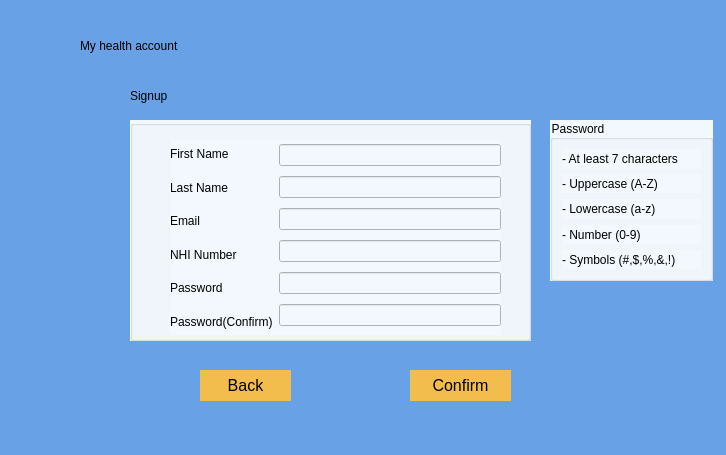
This is signup.ui in Darijan444/COV-19-Desktop_App as Qt 5 draws it before an edit. The edited form follows.
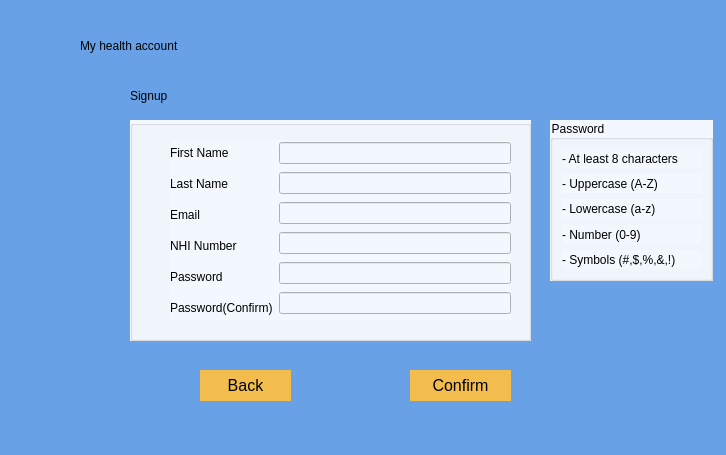
This is the edited form.

```diff
--- a/signup.ui
+++ b/signup.ui
@@ -70,8 +70,8 @@
      <rect>
       <x>40</x>
       <y>20</y>
-      <width>331</width>
-      <height>195</height>
+      <width>341</width>
+      <height>180</height>
      </rect>
     </property>
     <layout class="QHBoxLayout" name="horizontalLayout">
@@ -210,7 +210,7 @@
        <string notr="true">background-color: rgb(242, 248, 253)</string>
       </property>
       <property name="text">
-       <string>- At least 7 characters</string>
+       <string>- At least 8 characters</string>
       </property>
      </widget>
     </item>
```
